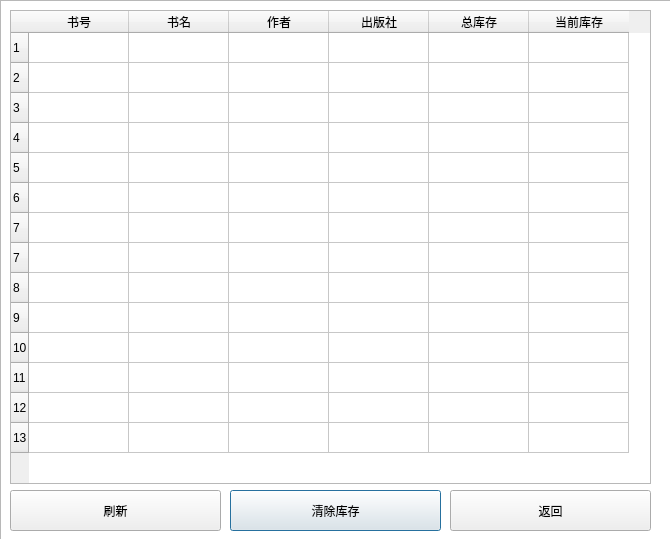
banlanzs/317LibrarySystem, file managebooks.ui: the form before one commit.
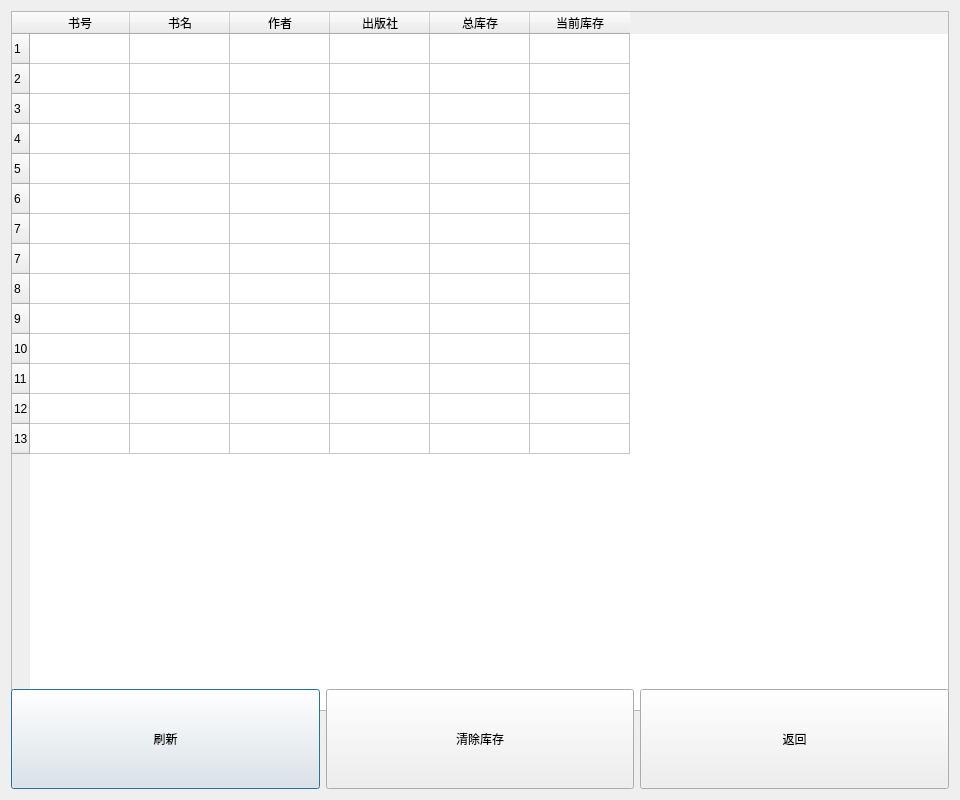
The form after the commit. Icons and pictures are not drawn.

What changed in the file:
```diff
--- a/managebooks.ui
+++ b/managebooks.ui
@@ -6,76 +6,29 @@
    <rect>
     <x>0</x>
     <y>0</y>
-    <width>670</width>
-    <height>539</height>
+    <width>960</width>
+    <height>800</height>
    </rect>
   </property>
   <property name="minimumSize">
    <size>
-    <width>670</width>
-    <height>539</height>
+    <width>960</width>
+    <height>800</height>
    </size>
   </property>
   <property name="windowTitle">
    <string>Dialog</string>
   </property>
-  <widget class="QPushButton" name="cleanButton">
-   <property name="geometry">
-    <rect>
-     <x>230</x>
-     <y>490</y>
-     <width>211</width>
-     <height>41</height>
-    </rect>
-   </property>
-   <property name="minimumSize">
-    <size>
-     <width>211</width>
-     <height>41</height>
-    </size>
-   </property>
    <property name="styleSheet">
-    <string notr="true">font: 12pt &quot;Agency FB&quot;;</string>
-   </property>
-   <property name="text">
-    <string>清除库存</string>
-   </property>
-  </widget>
-  <widget class="QPushButton" name="closeButton">
-   <property name="geometry">
-    <rect>
-     <x>450</x>
-     <y>490</y>
-     <width>201</width>
-     <height>41</height>
-    </rect>
-   </property>
-   <property name="minimumSize">
-    <size>
-     <width>201</width>
-     <height>41</height>
-    </size>
-   </property>
-   <property name="styleSheet">
-    <string notr="true">font: 12pt &quot;Agency FB&quot;;</string>
-   </property>
-   <property name="text">
-    <string>返回</string>
-   </property>
-  </widget>
+   <string notr="true">background-image: url(:/new/prefix1/225ef3557e31ea0.jpg);</string>
+  </property>
+  <layout class="QGridLayout" name="gridLayout">
+   <item row="0" column="0" colspan="3">
   <widget class="QTableWidget" name="booksWidget">
-   <property name="geometry">
-    <rect>
-     <x>10</x>
-     <y>10</y>
-     <width>641</width>
-     <height>474</height>
-    </rect>
-   </property>
    <property name="minimumSize">
     <size>
-     <width>641</width>
-     <height>474</height>
+       <width>890</width>
+       <height>700</height>
     </size>
    </property>
    <row>
@@ -179,19 +132,13 @@
     </property>
    </column>
   </widget>
+   </item>
+   <item row="1" column="0">
   <widget class="QPushButton" name="refreshButton">
-   <property name="geometry">
-    <rect>
-     <x>10</x>
-     <y>490</y>
-     <width>211</width>
-     <height>41</height>
-    </rect>
-   </property>
    <property name="minimumSize">
     <size>
-     <width>211</width>
-     <height>41</height>
+       <width>250</width>
+       <height>100</height>
     </size>
    </property>
    <property name="styleSheet">
@@ -201,30 +148,40 @@
     <string>刷新</string>
    </property>
   </widget>
-  <widget class="QGraphicsView" name="graphicsView">
-   <property name="geometry">
-    <rect>
-     <x>0</x>
-     <y>0</y>
-     <width>761</width>
-     <height>541</height>
-    </rect>
-   </property>
+   </item>
+   <item row="1" column="1">
+    <widget class="QPushButton" name="cleanButton">
+     <property name="minimumSize">
+      <size>
+       <width>250</width>
+       <height>100</height>
+      </size>
+     </property>
+     <property name="styleSheet">
+      <string notr="true">font: 12pt &quot;Agency FB&quot;;</string>
+     </property>
+     <property name="text">
+      <string>清除库存</string>
+     </property>
+    </widget>
+   </item>
+   <item row="1" column="2">
+    <widget class="QPushButton" name="closeButton">
    <property name="minimumSize">
     <size>
-     <width>761</width>
-     <height>541</height>
+       <width>250</width>
+       <height>100</height>
     </size>
    </property>
    <property name="styleSheet">
-    <string notr="true">background-image: url(:/new/prefix1/background.png);</string>
-   </property>
-  </widget>
-  <zorder>graphicsView</zorder>
-  <zorder>cleanButton</zorder>
-  <zorder>closeButton</zorder>
-  <zorder>booksWidget</zorder>
-  <zorder>refreshButton</zorder>
+      <string notr="true">font: 12pt &quot;Agency FB&quot;;</string>
+     </property>
+     <property name="text">
+      <string>返回</string>
+     </property>
+    </widget>
+   </item>
+  </layout>
  </widget>
  <resources/>
  <connections/>
```
Lines whose indentation alone changed are shown as unchanged.
